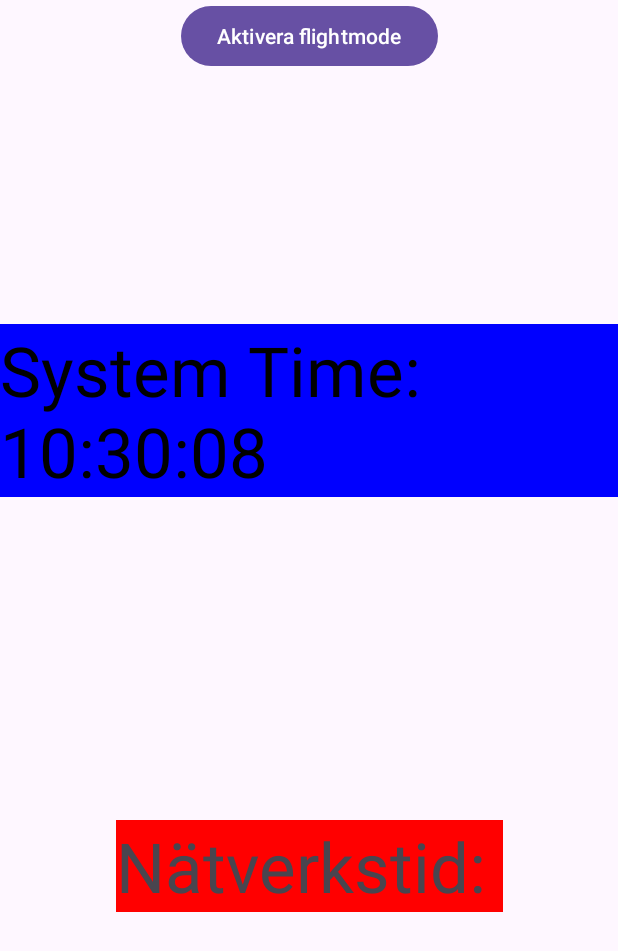
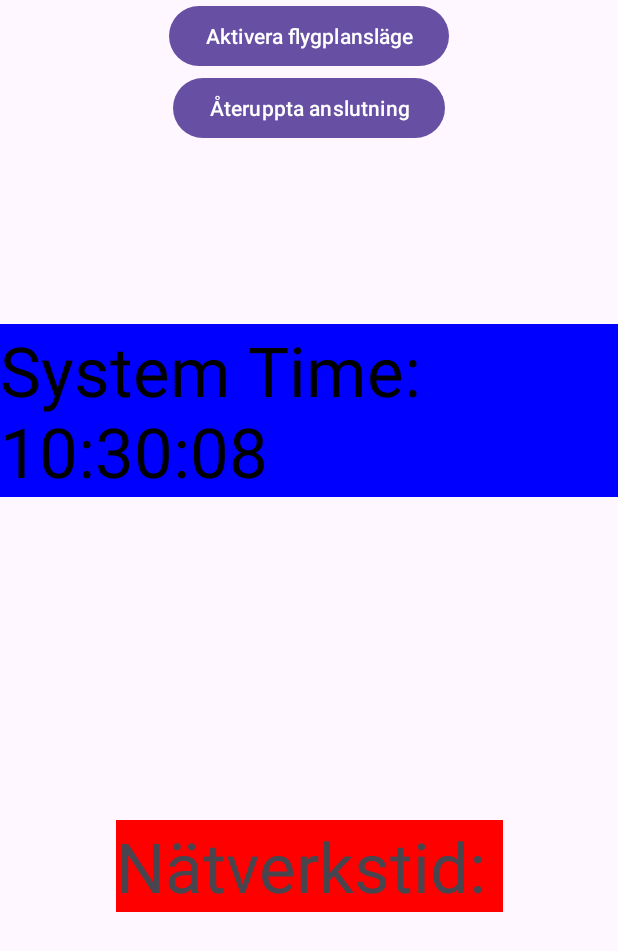
Before and after one commit to jekolsh/NTPTime, an Android app: the screen it shows after launch (MainActivity), on a phone screen of 412 x 824 dp. Shown: the top 951 px of the screen. Run offline under Robolectric (Android 15) with nearby library versions, the phone set to English and light mode, and no system bars; libraries missing offline, so code that uses them is left out: org.apache.commons; 1 statement that could not run was skipped.

Commit message:
adding buttons

```diff
--- a/app/src/main/res/layout/activity_main.xml
+++ b/app/src/main/res/layout/activity_main.xml
@@ -30,13 +30,23 @@
         app:layout_constraintTop_toBottomOf="@id/systemTimeTextView"
         app:layout_constraintBottom_toBottomOf="parent" />
     <Button
-        android:id="@+id/flightModeButton"
+        android:id="@+id/activateAirplaneModeButton"
         android:layout_width="wrap_content"
         android:layout_height="wrap_content"
-        android:text="Aktivera flightmode"
+        android:text="Aktivera flygplansläge"
         app:layout_constraintTop_toTopOf="parent"
         app:layout_constraintStart_toStartOf="parent"
         app:layout_constraintEnd_toEndOf="parent" />
 
+    <Button
+        android:id="@+id/resumeConnectionButton"
+        android:layout_width="wrap_content"
+        android:layout_height="wrap_content"
+        android:text="Återuppta anslutning"
+        app:layout_constraintTop_toBottomOf="@+id/activateAirplaneModeButton"
+        app:layout_constraintStart_toStartOf="parent"
+        app:layout_constraintEnd_toEndOf="parent" />
+
+
 
 </androidx.constraintlayout.widget.ConstraintLayout>
```
